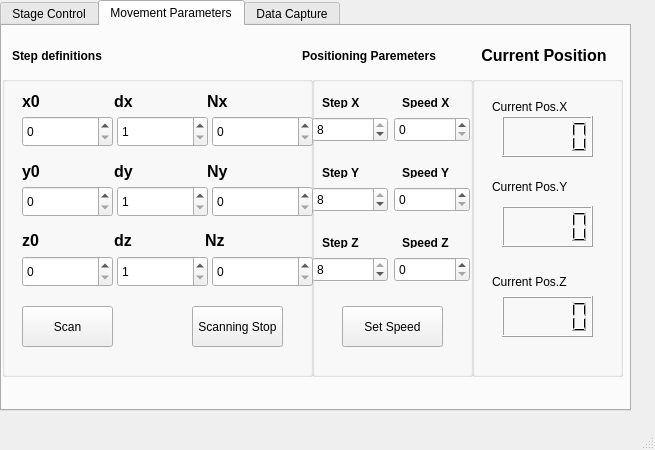
The window that motor/GUI/XYZWidget.ui (zenghaowhu/pytct) describes before a commit, drawn with Qt 5.
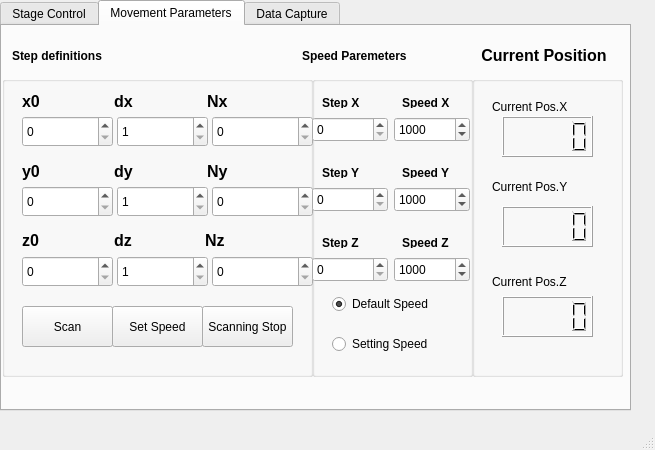
The same window after the commit. The open tabs and pages were chosen to show the change.

Commit message: add zero position,optimize set speed

Patch:
```diff
--- a/motor/GUI/XYZWidget.ui
+++ b/motor/GUI/XYZWidget.ui
@@ -981,7 +981,7 @@
       <widget class="QPushButton" name="ScanStop">
        <property name="geometry">
         <rect>
-         <x>190</x>
+         <x>200</x>
          <y>230</y>
          <width>91</width>
          <height>41</height>
@@ -991,6 +991,19 @@
         <string>Scanning Stop</string>
        </property>
       </widget>
+      <widget class="QPushButton" name="Set_Speed">
+       <property name="geometry">
+        <rect>
+         <x>110</x>
+         <y>230</y>
+         <width>91</width>
+         <height>41</height>
+        </rect>
+       </property>
+       <property name="text">
+        <string>Set Speed</string>
+       </property>
+      </widget>
      </widget>
      <widget class="QGroupBox" name="groupBox_5">
       <property name="geometry">
@@ -1097,7 +1110,7 @@
        </rect>
       </property>
       <property name="text">
-       <string>&lt;html&gt;&lt;head/&gt;&lt;body&gt;&lt;p&gt;&lt;span style=&quot; font-weight:600;&quot;&gt;Positioning Paremeters&lt;/span&gt;&lt;/p&gt;&lt;/body&gt;&lt;/html&gt;</string>
+       <string>&lt;html&gt;&lt;head/&gt;&lt;body&gt;&lt;p&gt;&lt;span style=&quot; font-weight:600;&quot;&gt;Speed Paremeters&lt;/span&gt;&lt;/p&gt;&lt;/body&gt;&lt;/html&gt;</string>
       </property>
      </widget>
      <widget class="QGroupBox" name="groupBox_6">
@@ -1190,19 +1203,6 @@
         <string>&lt;html&gt;&lt;head/&gt;&lt;body&gt;&lt;p&gt;&lt;span style=&quot; font-weight:600;&quot;&gt;Step Z&lt;/span&gt;&lt;/p&gt;&lt;/body&gt;&lt;/html&gt;</string>
        </property>
       </widget>
-      <widget class="QPushButton" name="Set_Speed">
-       <property name="geometry">
-        <rect>
-         <x>30</x>
-         <y>230</y>
-         <width>101</width>
-         <height>41</height>
-        </rect>
-       </property>
-       <property name="text">
-        <string>Set Speed</string>
-       </property>
-      </widget>
       <widget class="QWidget" name="layoutWidget">
        <property name="geometry">
         <rect>
@@ -1222,13 +1222,16 @@
            </size>
           </property>
           <property name="minimum">
-           <number>1</number>
+           <number>0</number>
           </property>
           <property name="maximum">
-           <number>8</number>
+           <number>256</number>
           </property>
           <property name="value">
-           <number>8</number>
+           <number>0</number>
+          </property>
+          <property name="displayIntegerBase">
+           <number>10</number>
           </property>
          </widget>
         </item>
@@ -1244,7 +1247,7 @@
            <number>100000</number>
           </property>
           <property name="value">
-           <number>0</number>
+           <number>1000</number>
           </property>
          </widget>
         </item>
@@ -1269,13 +1272,13 @@
            </size>
           </property>
           <property name="minimum">
-           <number>1</number>
+           <number>0</number>
           </property>
           <property name="maximum">
-           <number>8</number>
+           <number>256</number>
           </property>
           <property name="value">
-           <number>8</number>
+           <number>0</number>
           </property>
          </widget>
         </item>
@@ -1291,7 +1294,7 @@
            <number>100000</number>
           </property>
           <property name="value">
-           <number>0</number>
+           <number>1000</number>
           </property>
          </widget>
         </item>
@@ -1316,13 +1319,13 @@
            </size>
           </property>
           <property name="minimum">
-           <number>1</number>
+           <number>0</number>
           </property>
           <property name="maximum">
-           <number>8</number>
+           <number>256</number>
           </property>
           <property name="value">
-           <number>8</number>
+           <number>0</number>
           </property>
          </widget>
         </item>
@@ -1338,12 +1341,41 @@
            <number>100000</number>
           </property>
           <property name="value">
-           <number>0</number>
+           <number>1000</number>
           </property>
          </widget>
         </item>
        </layout>
       </widget>
+      <widget class="QRadioButton" name="default_speed">
+       <property name="geometry">
+        <rect>
+         <x>20</x>
+         <y>220</y>
+         <width>111</width>
+         <height>16</height>
+        </rect>
+       </property>
+       <property name="text">
+        <string>Default Speed</string>
+       </property>
+       <property name="checked">
+        <bool>true</bool>
+       </property>
+      </widget>
+      <widget class="QRadioButton" name="setting_speed">
+       <property name="geometry">
+        <rect>
+         <x>20</x>
+         <y>260</y>
+         <width>101</width>
+         <height>16</height>
+        </rect>
+       </property>
+       <property name="text">
+        <string>Setting Speed</string>
+       </property>
+      </widget>
      </widget>
     </widget>
     <widget class="QWidget" name="tab_3">
```
Left out of the diff: 53 changed lines with no effect on the pictures. The commit also changes 4 other files.
